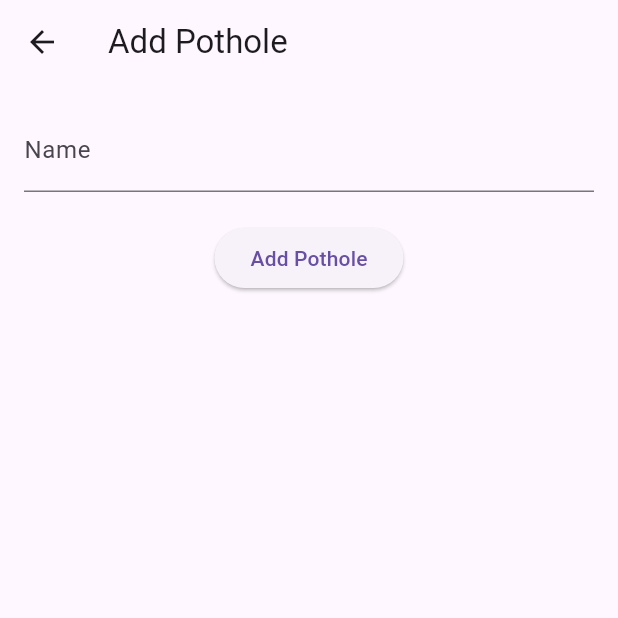
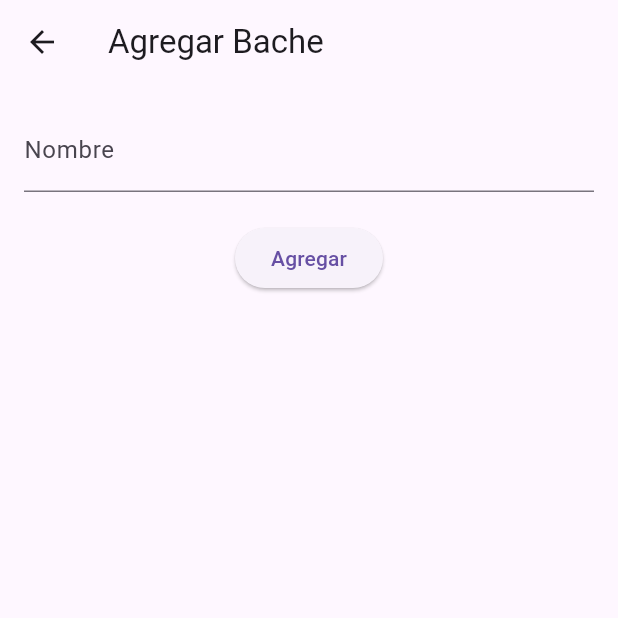
Before and after one commit to linkjavier/zerohuecos, a Flutter app: the AddPotholeScreen screen opened by its route, on a phone screen of 412 x 824 dp, the top half of it. Run offline on Flutter 3.47's test engine with Material 3 defaults, Android fonts, the light colour scheme and no system bars; our stand-ins replace bloc, cloud_firestore, equatable, firebase_auth, firebase_core, flutter_bloc and 3 more; accounts and stored records are empty; network calls fail.

Commit message:
Se agrega NUAVA funcionalidad para centrar en el mapa cada bache y para visualizar en una pantalla independiente, todos sus atributos. Para esto se añade bloc, event y state para MAP. Se agregan permisos de red e internet en el Manifest de Android. Se añaden las coordenadas de googlePlex para Testing. Se actualiza el README con más información.

```diff
--- /dev/null
+++ b/lib/blocs/map/map_bloc.dart
@@ -0,0 +1,16 @@
+// lib/blocs/map/map_bloc.dart
+import 'package:bloc/bloc.dart';
+import 'package:equatable/equatable.dart';
+import 'map_event.dart';
+import 'map_state.dart';
+
+class MapBloc extends Bloc<MapEvent, MapState> {
+  MapBloc() : super(MapInitial()) {
+    on<LocatePothole>(_onLocatePothole);
+  }
+
+  void _onLocatePothole(LocatePothole event, Emitter<MapState> emit) {
+    // Aquí establecemos un nivel de zoom máximo, por ejemplo, 20.0
+    emit(MapPotholeLocated(event.pothole, 20.0));
+  }
+}
--- /dev/null
+++ b/lib/blocs/map/map_event.dart
@@ -0,0 +1,19 @@
+// lib/blocs/map/map_event.dart
+import 'package:equatable/equatable.dart';
+import '../../models/pothole.dart';
+
+abstract class MapEvent extends Equatable {
+  const MapEvent();
+
+  @override
+  List<Object> get props => [];
+}
+
+class LocatePothole extends MapEvent {
+  final Pothole pothole;
+
+  const LocatePothole(this.pothole);
+
+  @override
+  List<Object> get props => [pothole];
+}
--- /dev/null
+++ b/lib/blocs/map/map_state.dart
@@ -0,0 +1,23 @@
+// lib/blocs/map/map_state.dart
+import 'package:equatable/equatable.dart';
+import 'package:google_maps_flutter/google_maps_flutter.dart';
+import '../../models/pothole.dart';
+
+abstract class MapState extends Equatable {
+  const MapState();
+
+  @override
+  List<Object> get props => [];
+}
+
+class MapInitial extends MapState {}
+
+class MapPotholeLocated extends MapState {
+  final Pothole pothole;
+  final double zoom;
+
+  const MapPotholeLocated(this.pothole, this.zoom);
+
+  @override
+  List<Object> get props => [pothole, zoom];
+}
--- a/lib/screens/add_pothole_screen.dart
+++ b/lib/screens/add_pothole_screen.dart
@@ -58,14 +58,14 @@ class _AddPotholeScreenState extends State<AddPotholeScreen> {
   @override
   Widget build(BuildContext context) {
     return Scaffold(
-      appBar: AppBar(title: Text('Add Pothole')),
+      appBar: AppBar(title: Text('Agregar Bache')),
       body: Padding(
         padding: const EdgeInsets.all(16.0),
         child: Column(
           children: [
             TextField(
               controller: _nameController,
-              decoration: InputDecoration(labelText: 'Name'),
+              decoration: InputDecoration(labelText: 'Nombre'),
             ),
             SizedBox(height: 20),
             ElevatedButton(
@@ -84,7 +84,7 @@ class _AddPotholeScreenState extends State<AddPotholeScreen> {
                   Navigator.pop(context);
                 }
               },
-              child: Text('Add Pothole'),
+              child: Text('Agregar'),
             ),
           ],
         ),
```
Also changed, not shown: lib/main.dart (+8 -0 lines), lib/screens/home_screen.dart (+30 -2 lines), lib/screens/pothole_details_screen.dart (added, +40 -0 lines), lib/widgets/pothole_list.dart (+48 -5 lines), 2 other files.
